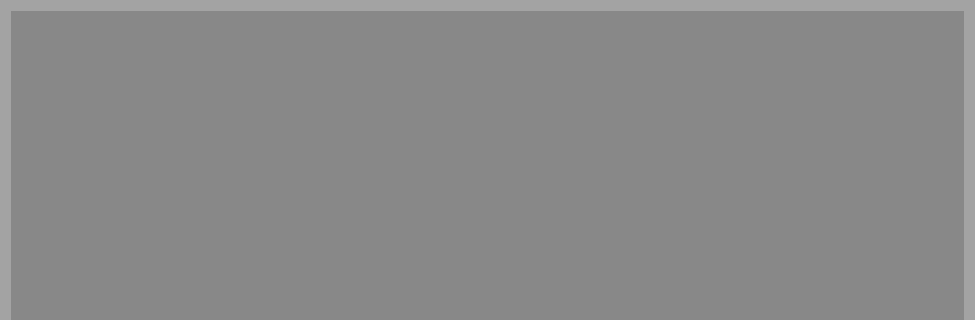
Before: the Qt Designer form ui/ShowImage.ui in liwanyu0000/project, drawn with Qt 5; both pictures show x 0 to 975 and y 0 to 320 of the 975 by 751 pixel window.
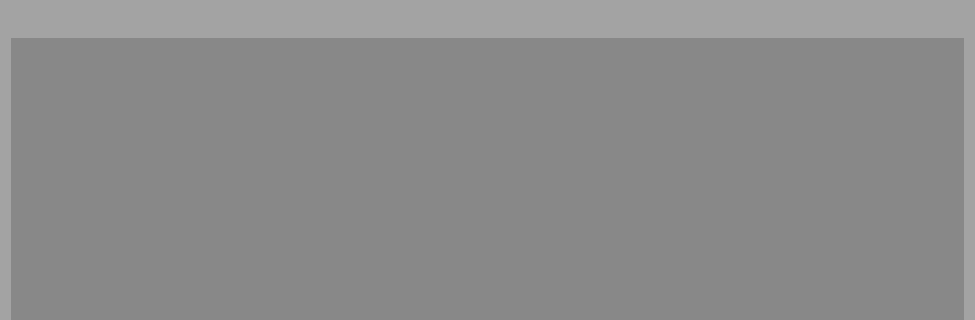
After: the same form once the commit is applied. Icons and pictures are not drawn.

```diff
--- a/ui/ShowImage.ui
+++ b/ui/ShowImage.ui
@@ -54,9 +54,24 @@
 	border-width: 0px;
 	border-radius: 0px;
 	background-color: rgba(48,148,243,80);
+}
+QLabel{
+	font-size: 18px;
+	font-family: &quot;Microsoft YaHei&quot;;
+	font-weight: bold;
+ 	border-radius:9px;
+	background:rgba(66, 195, 255, 0);
+	color: rgb(218, 218, 218);
 }</string>
   </property>
   <layout class="QVBoxLayout" name="verticalLayout">
+   <item>
+    <widget class="QLabel" name="nameLabel">
+     <property name="text">
+      <string/>
+     </property>
+    </widget>
+   </item>
    <item>
     <widget class="QGraphicsView" name="graphicsView"/>
    </item>
```
